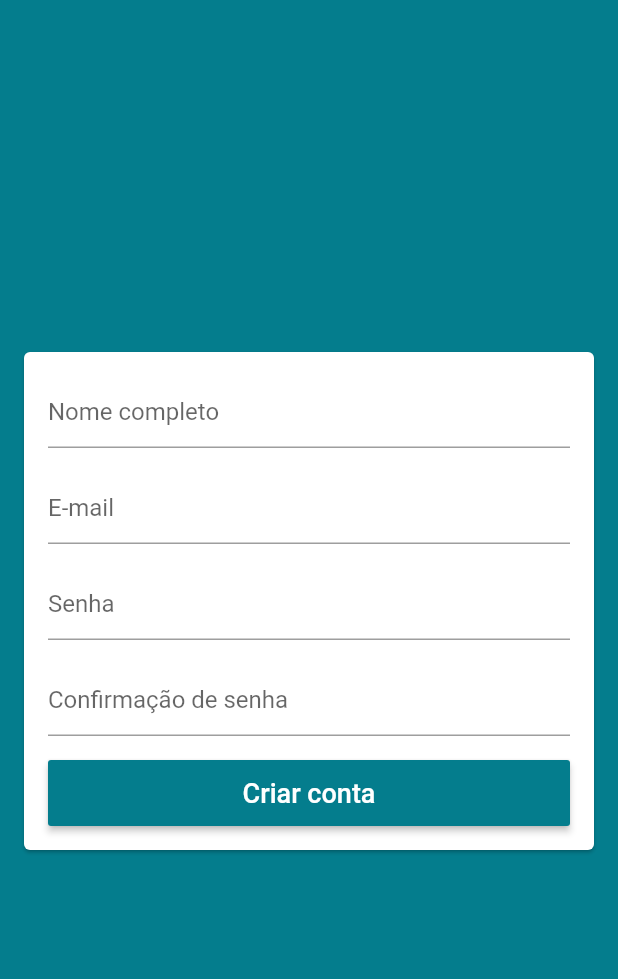
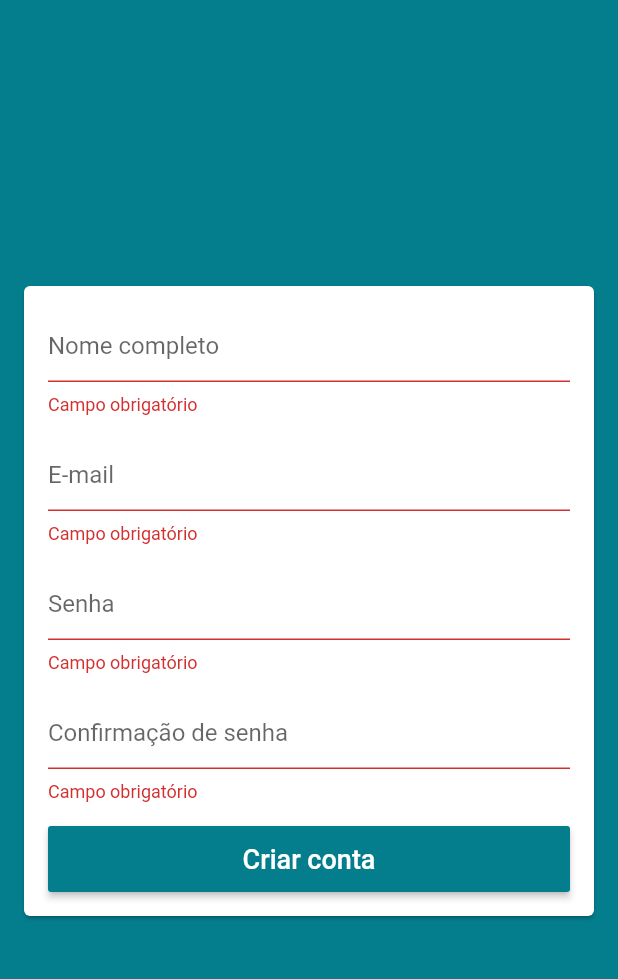
Before and after one commit to fagnerlima/loja-virtual-flutter, a Flutter app: the SignUpScreen screen opened by its route, after a tap on "Criar conta", on a phone screen of 412 x 824 dp, the part 59-1038 px from its top. Run offline on Flutter 3.47's test engine with Material 2 defaults, Android fonts, the phone set to English and light mode, and no system bars; our stand-ins replace firebase_auth; accounts and stored records are empty.

```diff
--- a/lib/models/user.dart
+++ b/lib/models/user.dart
@@ -1,6 +1,10 @@
 class User {
-  User(this.email, this.password);
+  User({this.name, this.email, this.password, this.confirmPassword});
 
+  String name;
   String email;
   String password;
+  String confirmPassword;
+
+  bool isConfirmedPassword() => password == confirmPassword;
 }
--- a/lib/screens/login/login_screen.dart
+++ b/lib/screens/login/login_screen.dart
@@ -80,8 +80,8 @@ class LoginScreen extends StatelessWidget {
                           if (formKey.currentState.validate()) {
                             userManager.signIn(
                                 user: User(
-                                    emailController.text,
-                                    senhaController.text
+                                    email: emailController.text,
+                                    password: senhaController.text
                                 ),
                                 onSuccess: () {
                                   // TODO: fechar tela de Login
--- a/lib/screens/signup/signup_screen.dart
+++ b/lib/screens/signup/signup_screen.dart
@@ -1,11 +1,19 @@
 import 'package:flutter/material.dart';
+import 'package:loja_virtual/helpers/validators.dart';
+import 'package:loja_virtual/models/user.dart';
 
 class SignUpScreen extends StatelessWidget {
+
+  final GlobalKey<FormState> formKey = GlobalKey<FormState>();
+  final GlobalKey<ScaffoldState> scaffoldKey = GlobalKey<ScaffoldState>();
+  final User user = User();
+
   @override
   Widget build(BuildContext context) {
     final Color primaryColor = Theme.of(context).primaryColor;
 
     return Scaffold(
+      key: scaffoldKey,
       appBar: AppBar(
         title: const Text('Criar conta'),
         centerTitle: true,
@@ -13,6 +21,8 @@ class SignUpScreen extends StatelessWidget {
       body: Center(
         child: Card(
           margin: const EdgeInsets.symmetric(horizontal: 16),
+          child: Form(
+            key: formKey,
             child: ListView(
               padding: const EdgeInsets.all(16),
               shrinkWrap: true,
@@ -21,6 +31,12 @@ class SignUpScreen extends StatelessWidget {
                   decoration: const InputDecoration(
                     hintText: 'Nome completo',
                   ),
+                  validator: (value) {
+                    if (value.trim().isEmpty) return 'Campo obrigatório';
+
+                    return null;
+                  },
+                  onSaved: (value) => user.name = value,
                 ),
                 const SizedBox(height: 16,),
                 TextFormField(
@@ -28,6 +44,13 @@ class SignUpScreen extends StatelessWidget {
                     hintText: 'E-mail'
                   ),
                   keyboardType: TextInputType.emailAddress,
+                  validator: (value) {
+                    if (value.isEmpty) return 'Campo obrigatório';
+                    if (!emailValid(value)) return 'E-mail inválido';
+
+                    return null;
+                  },
+                  onSaved: (value) => user.email = value,
                 ),
                 const SizedBox(height: 16,),
                 TextFormField(
@@ -35,6 +58,16 @@ class SignUpScreen extends StatelessWidget {
                     hintText: 'Senha'
                   ),
                   obscureText: true,
+                  validator: (value) {
+                    if (value.isEmpty) return 'Campo obrigatório';
+
+                    if (value.length < 6) {
+                      return 'Senha deve ter pelo menos 6 caracteres';
+                    }
+
+                    return null;
+                  },
+                  onSaved: (value) => user.password = value,
                 ),
                 const SizedBox(height: 16,),
                 TextFormField(
@@ -42,12 +75,38 @@ class SignUpScreen extends StatelessWidget {
                     hintText: 'Confirmação de senha'
                   ),
                   obscureText: true,
+                  validator: (value) {
+                    if (value.isEmpty) return 'Campo obrigatório';
+
+                    if (value.length < 6) {
+                      return 'Senha deve ter pelo menos 6 caracteres';
+                    }
+
+                    return null;
+                  },
+                  onSaved: (value) => user.confirmPassword = value,
                 ),
                 const SizedBox(height: 16,),
                 SizedBox(
                   height: 44,
                   child: RaisedButton(
-                  onPressed: () {},
+                    onPressed: () {
+                      if (formKey.currentState.validate()) {
+                        formKey.currentState.save();
+
+                        if (!user.isConfirmedPassword()) {
+                          scaffoldKey.currentState.showSnackBar(
+                              SnackBar(
+                                backgroundColor: Colors.red,
+                                content: const Text('Senhas não coincidem'),
+                              )
+                          );
+                          return;
+                        }
+
+                        // usermanager
+                      }
+                    },
                     color: primaryColor,
                     disabledColor: primaryColor.withAlpha(100),
                     textColor: Colors.white,
@@ -60,6 +119,7 @@ class SignUpScreen extends StatelessWidget {
             ),
           ),
         ),
+      ),
     );
   }
 }
```
Lines whose indentation alone changed are shown as unchanged.
